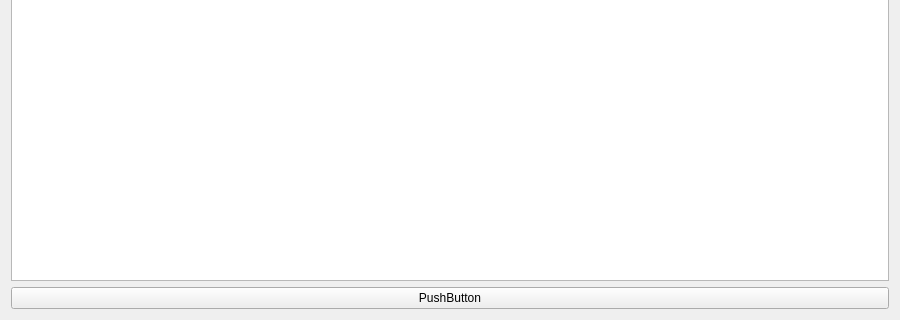
MrModez/Wasteland, file forms/tableaform.ui: the form before one commit; both pictures show x 0 to 900 and y 160 to 480 of the 900 by 480 pixel window.
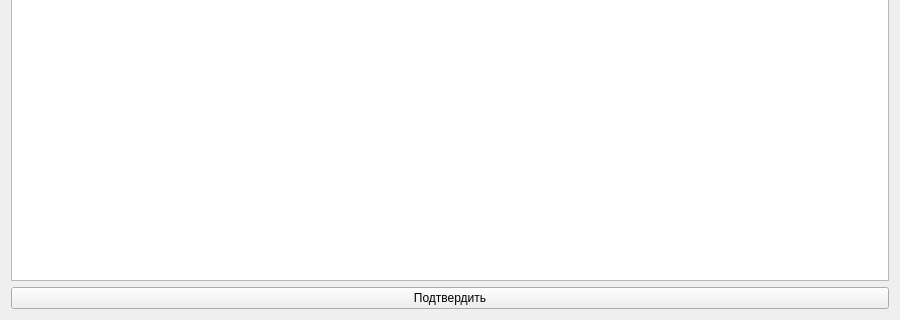
The form after the commit.

Patch:
```diff
--- a/forms/tableaform.ui
+++ b/forms/tableaform.ui
@@ -30,7 +30,7 @@
    <item row="1" column="0">
     <widget class="QPushButton" name="confirmButton">
      <property name="text">
-      <string>PushButton</string>
+      <string>Подтвердить</string>
      </property>
     </widget>
    </item>
```
